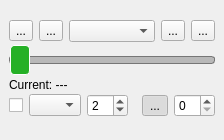
This is src/LayerSliderDockWidgetBase.ui in mobermayer/layer-slider as Qt 5 draws it before an edit. The edited form follows.
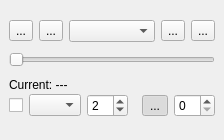
This is the edited form.

Commit message: dynamic width of slider handle; uncheck lockgroups and avgrasters on project/group change

What changed in the file:
```diff
--- a/src/LayerSliderDockWidgetBase.ui
+++ b/src/LayerSliderDockWidgetBase.ui
@@ -178,26 +178,6 @@
         <bold>false</bold>
        </font>
       </property>
-      <property name="styleSheet">
-       <string notr="true">QSlider::groove:horizontal {
-    background-color: palette(mid);
-    border: 1px solid palette(shadow);
-    height: 6px;
-    border-radius: 3px;
-}
-QSlider::sub-page:horizontal,
-QSlider::add-page:horizontal {
-    background: transparent;
-    border: none;
-}
-QSlider::handle:horizontal {
-    background-color: #25b026;
-    border: 1px solid rgba(255, 255, 255, 255);
-    border-radius: 4px;
-    width: 18px;
-    margin: -12px 0;
-}</string>
-      </property>
       <property name="minimum">
        <number>0</number>
       </property>
```
The commit also changes 2 other files.
